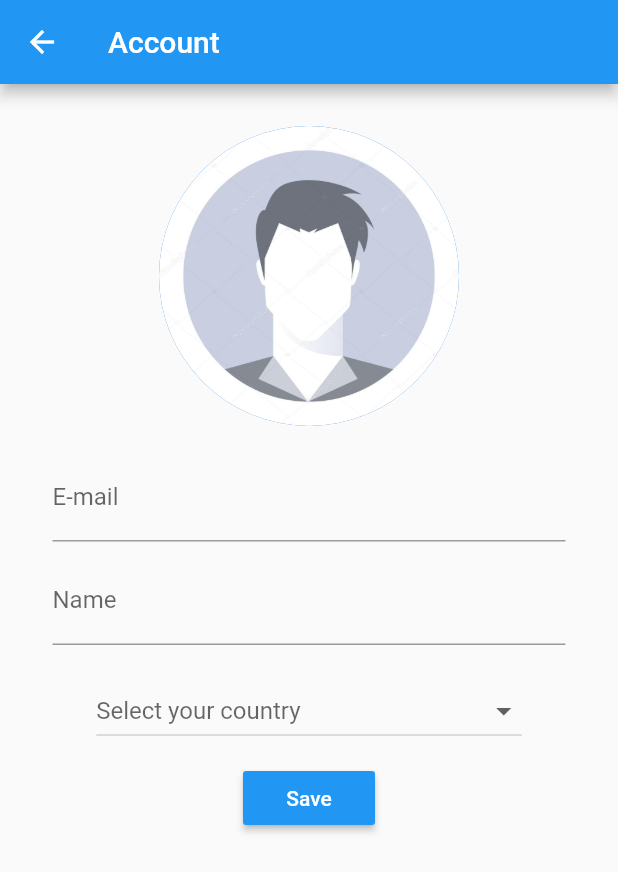
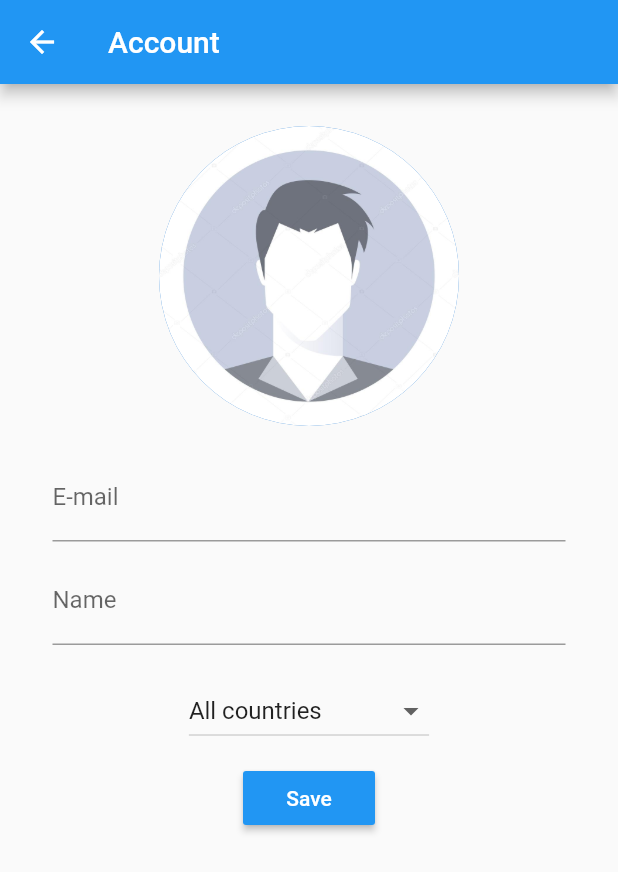
Before and after one commit to ekurkel/Flutter_Login_App, a Flutter app: the HomeScreen screen opened directly, after a tap on the "account circle" icon, on a phone screen of 412 x 824 dp. Shown: the top 872 px of the screen. Run offline on Flutter 3.47's test engine with Material 2 defaults, Android fonts, the phone set to English and light mode, and no system bars; our stand-ins replace image_picker; missing offline and left inert: flutter_youtube; network calls fail.

Commit message:
Sport v1.0

```diff
--- a/lib/account_screen.dart
+++ b/lib/account_screen.dart
@@ -1,9 +1,7 @@
 import 'package:flutter/material.dart';
-import 'package:flutter_login/my_progress_indicator.dart';
-import 'package:http/http.dart' as http;
-import 'dart:convert';
-import 'package:flutter_login/image_widget.dart';
-import 'dart:async';
+import 'package:flutter_login/widgets/avatar_image_widget.dart';
+import 'package:flutter_login/widgets/countries_drop_down.dart';
+import 'package:flutter_login/widgets/my_progress_indicator.dart';
 
 class AccoutScreen extends StatefulWidget {
   @override
@@ -25,19 +23,21 @@ class AccountScreenState extends State<AccoutScreen> {
               ImageWidget(),
               Container(
                   padding: const EdgeInsets.only(right: 35.0, left: 35),
+                  child: Form(
                     child: Column(children: <Widget>[
                       SizedBox(height: 10.0),
-                  TextField(decoration: InputDecoration(labelText: 'E-mail')),
+                      TextField(
+                          decoration: InputDecoration(labelText: 'E-mail')),
                       SizedBox(height: 10.0),
                       TextField(decoration: InputDecoration(labelText: 'Name')),
                       SizedBox(height: 10.0),
                       FutureBuilder(
-                      future: listDrop(),
-                      builder: (BuildContext context, AsyncSnapshot snapshot) {
+                          future: CoutriesDropDown.listDrop(context),
+                          builder:
+                              (BuildContext context, AsyncSnapshot snapshot) {
                             return snapshot.hasData
                                 ? Padding(
-                                padding: EdgeInsets.symmetric(
-                                    horizontal: 20, vertical: 10),
+                                    padding: EdgeInsets.symmetric(vertical: 10),
                                     child: DropdownButton(
                                       value: selected,
                                       hint: Text("Select your country"),
@@ -61,24 +61,9 @@ class AccountScreenState extends State<AccoutScreen> {
                             Navigator.pop(context);
                           }),
                     ]),
-              )
+                  ))
             ])
           ])),
         ));
   }
-
-  Future<List<DropdownMenuItem<String>>> listDrop() async {
-    var data = await DefaultAssetBundle.of(context).loadString("assets/countries.json");
-    var jsonData = json.decode(data);
-
-    List<DropdownMenuItem<String>> listDrops = [];
-    for (var d in jsonData) {
-      listDrops.add(DropdownMenuItem(
-        child: Text(d["name"].toString()),
-        value: d["code"],
-      ));
-      // print(d["name"]);
 }
-    return listDrops;
-  }
-}
--- a/lib/auth_screen.dart
+++ b/lib/auth_screen.dart
@@ -1,6 +1,6 @@
 import 'package:flutter/material.dart';
 import 'package:flutter_login/home_screen.dart';
-import 'package:flutter_login/my_progress_indicator.dart';
+import 'package:flutter_login/widgets/my_progress_indicator.dart';
 import 'package:flutter_login/login_screen.dart';
 
 class AuthScreen extends StatefulWidget {
--- a/lib/home_screen.dart
+++ b/lib/home_screen.dart
@@ -1,9 +1,7 @@
 import 'package:flutter/material.dart';
-import 'package:flutter_login/my_progress_indicator.dart';
-import 'dart:async';
 import 'package:flutter_login/account_screen.dart';
-import 'package:http/http.dart' as http;
-import 'dart:convert';
+import 'package:flutter_login/list_sports_screen.dart';
+import 'package:flutter_login/list_leagues_screen.dart';
 
 class HomeScreen extends StatefulWidget {
   HomeScreen({this.onSignedOut});
@@ -13,10 +11,13 @@ class HomeScreen extends StatefulWidget {
 }
 
 class HomeScreenState extends State<HomeScreen> {
+  int _currentIndex = 0;
+  final List<Widget> _children = [ListSports(), Leagues()];
+
   @override
   Widget build(BuildContext context) {
     return Scaffold(
-        appBar: AppBar(title: Text('Home'), actions: <Widget>[
+      appBar: AppBar(title: Text('Sport'), actions: <Widget>[
         IconButton(
             onPressed: share, icon: Icon(Icons.share, color: Colors.white)),
         IconButton(
@@ -26,49 +27,35 @@ class HomeScreenState extends State<HomeScreen> {
             onPressed: account,
             icon: Icon(Icons.account_circle, color: Colors.white)),
       ]),
-        body: Container(
-            child: FutureBuilder(
-                future: _getListTiles(),
-                builder: (BuildContext context, AsyncSnapshot snapshot) {
-                  return snapshot.hasData
-                      ? ListView.builder(
-                          itemCount: snapshot.data.length,
-                          itemBuilder: (BuildContext context, int index) {
-                            return snapshot.data[index];
-                          })
-                      : MyProgressIndicator();
-                })));
+      body: _children[_currentIndex],
+      bottomNavigationBar: BottomNavigationBar(
+        onTap: onTabTapped,
+        currentIndex: _currentIndex,
+        items: [
+          BottomNavigationBarItem(
+            icon: new Icon(Icons.category),
+            title: new Text('Sports'),
+          ),
+          BottomNavigationBarItem(
+            icon: new Icon(Icons.equalizer),
+            title: new Text('Leagues'),
+          ),
+        ],
+      ),
+    );
   }
 
-  Future<List<ListTile>> _getListTiles() async {
-    var data = await http.get("http://api.myjson.com/bins/8jxuc");
-    var jsonData = json.decode(data.body);
-
-    List<ListTile> listTiles = [];
-
-    for (var d in jsonData) {
-      ListTile lt = ListTile(
-        title: Text(d["title"].toString(),),
-        subtitle: Text(d["subtitle"].toString(),),
-        trailing: const Icon(
-          Icons.local_grocery_store,
-          color: Colors.blue,
-        ),
-        leading: const Icon(
-          Icons.android,
-          color: Colors.green,
-        ),
-      );
-      listTiles.add(lt);
-    }
-
-    return listTiles;
+  void onTabTapped(int index) {
+    setState(() {
+      _currentIndex = index;
+    });
   }
 
   void share() {}
 
   void account() {
-    Navigator.push(context,
+    Navigator.push(
+      context,
       MaterialPageRoute(builder: (context) => AccoutScreen()),
     );
   }
--- /dev/null
+++ b/lib/list_sports_screen.dart
@@ -0,0 +1,63 @@
+import 'package:flutter/material.dart';
+import 'package:flutter_login/widgets/my_progress_indicator.dart';
+import 'dart:async';
+import 'package:flutter_login/model/sport.dart';
+import 'package:flutter_login/sport_info_screen.dart';
+import 'package:http/http.dart' as http;
+import 'dart:convert';
+
+class ListSports extends StatefulWidget {
+  @override
+  State<StatefulWidget> createState() => ListSportsState();
+}
+
+class ListSportsState extends State<ListSports> {
+  @override
+  Widget build(BuildContext context) {
+    return Container(
+        child: FutureBuilder(
+            future: _getListSports(),
+            builder: (BuildContext context, AsyncSnapshot snapshot) {
+              return snapshot.hasData
+                  ? ListView.builder(
+                      itemCount: snapshot.data.length,
+                      itemBuilder: (BuildContext context, int index) {
+                        return snapshot.data[index];
+                      })
+                  : MyProgressIndicator();
+            }));
+  }
+
+  Future<List<ListTile>> _getListSports() async {
+    var data = await http
+        .get("https://www.thesportsdb.com/api/v1/json/1/all_sports.php");
+    var jsonData = json.decode(data.body);
+
+    List<ListTile> listTiles = [];
+
+    for (var d in jsonData["sports"]) {
+      Sport sport = Sport(d["strSport"].toString(), Image.network(d["strSportThumb"]),
+          d["strSportDescription"]);
+
+      ListTile lt = ListTile(
+        onTap: () {
+          Navigator.push(
+              context,
+              MaterialPageRoute(
+                  builder: (context) => SportInfo(sport)));
+        },
+        title: Text(sport.sportName),
+        trailing: const Icon(
+          Icons.arrow_forward_ios,
+          color: Colors.blue,
+        ),
+        leading: Image.network(
+          d["strSportThumb"],
+          width: 100,
+        ),
+      );
+      listTiles.add(lt);
+    }
+    return listTiles;
+  }
+}
--- /dev/null
+++ b/lib/widgets/countries_drop_down.dart
@@ -0,0 +1,29 @@
+import 'package:flutter/material.dart';
+import 'dart:convert';
+import 'dart:async';
+
+class CoutriesDropDown {
+
+ static Future<List<DropdownMenuItem<String>>> listDrop(BuildContext context) async {
+    var data = await DefaultAssetBundle.of(context).loadString("assets/countries.json");
+    var jsonData = json.decode(data);
+
+    List<DropdownMenuItem<String>> listDrops = [];
+    listDrops.add(DropdownMenuItem(
+        child: Text("All countries"),
+        value: null ));
+
+    for (var d in jsonData) {
+      listDrops.add(DropdownMenuItem(
+        child: Row(children: <Widget>[
+          Image.network(d["picture"], width: 50,),
+          SizedBox(width: 10,),
+          Text(d["name"].toString()),
+        ]),
+        value: d["code"],
+      ));
+      // print(d["name"]);
+    }
+    return listDrops;
+  }
+}
--- a/pubspec.yaml
+++ b/pubspec.yaml
@@ -19,10 +19,10 @@ dependencies:
   path_provider: ^0.4.1
   image_picker: ^0.4.4
   image_cropper: ^0.0.4
+  url_launcher: ^4.0.3
+  cupertino_icons: ^0.1.2
+  flutter_youtube: ^1.1.4
 
-  # The following adds the Cupertino Icons font to your application.
-  # Use with the CupertinoIcons class for iOS style icons.
-  cupertino_icons: ^0.1.2
 
 dev_dependencies:
   flutter_test:
```
Also changed, not shown: assets/countries.json (+103 -1 lines), lib/list_leagues_screen.dart (added, +146 -0 lines), lib/list_teams_screen.dart (added, +106 -0 lines), lib/model/sport.dart (added, +9 -0 lines), lib/model/team.dart (added, +14 -0 lines), lib/sport_info_screen.dart (added, +39 -0 lines), lib/team_info_screen.dart (added, +109 -0 lines), lib/generated/i18n.dart (deleted), lib/widgets/avatar_image_widget.dart (renamed from lib/image_widget.dart), lib/widgets/my_progress_indicator.dart (renamed from lib/my_progress_indicator.dart). Lines whose indentation alone changed are shown as unchanged.
